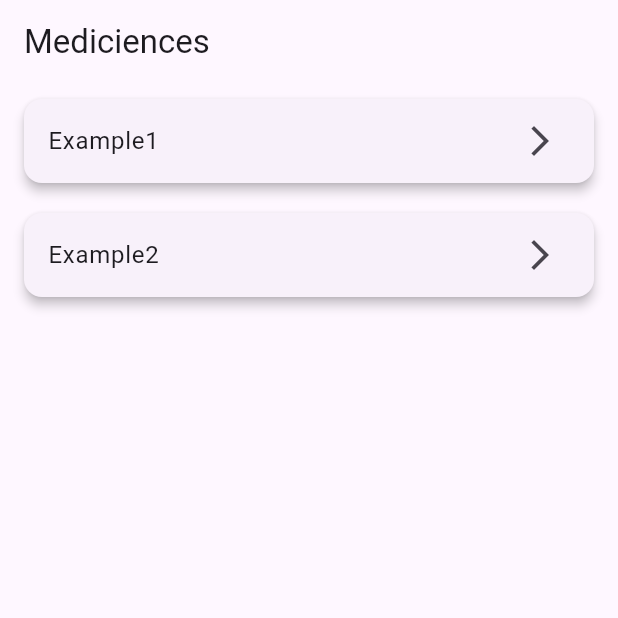
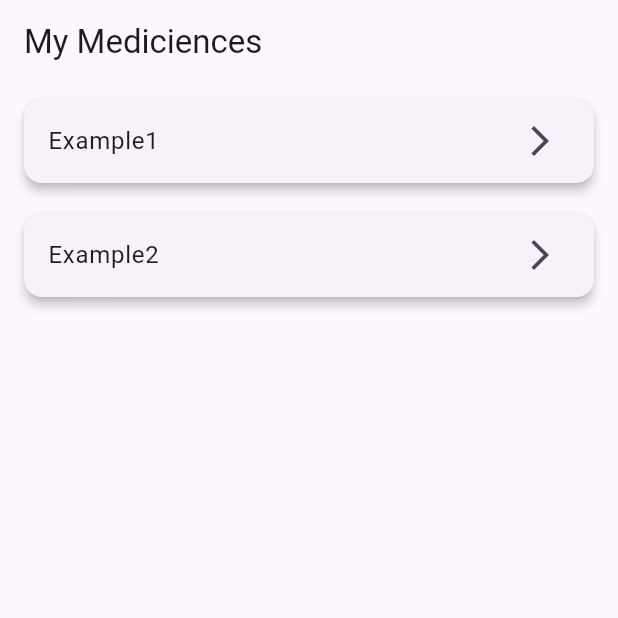
Before and after one commit to Team7466/cymed, a Flutter app: the screen it shows after launch, on a phone screen of 412 x 824 dp, the top half of it. Run offline on Flutter 3.47's test engine with Material 3 defaults, Android fonts, the phone set to English and light mode, and no system bars.

Commit message:
Ana başlık olan "Mediciences" "My Mediciences" olarak değiştirildi.

```diff
--- a/lib/mainScreen.dart
+++ b/lib/mainScreen.dart
@@ -13,7 +13,7 @@ class _MainScreenState extends State<MainScreen> {
   @override
   Widget build(BuildContext context) {
     return Scaffold(
-      appBar: AppBar(title: const Text("Mediciences")),
+      appBar: AppBar(title: const Text("My Mediciences")),
       body: ListView.builder(
         itemCount: mediciences.length,
         itemBuilder: (context, index) {
```
